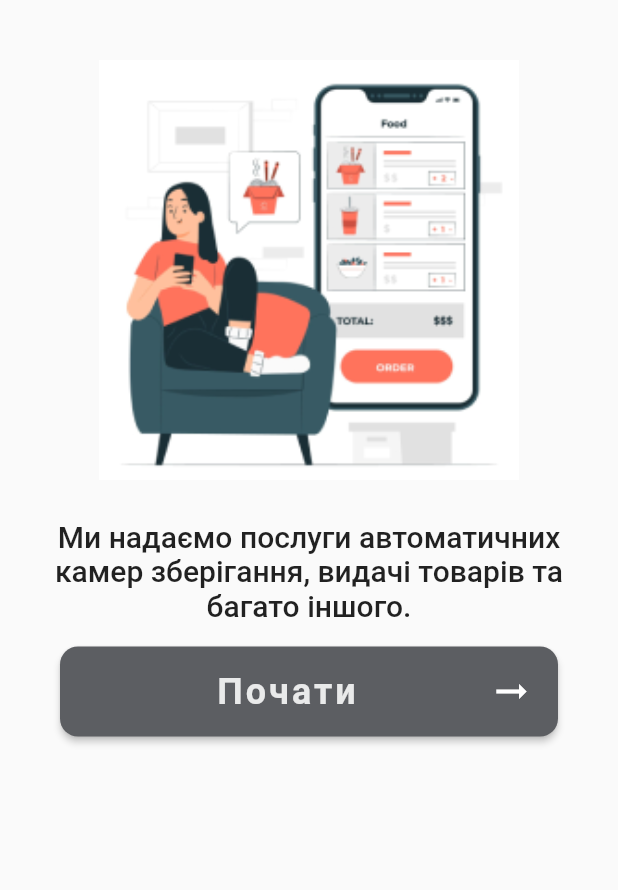
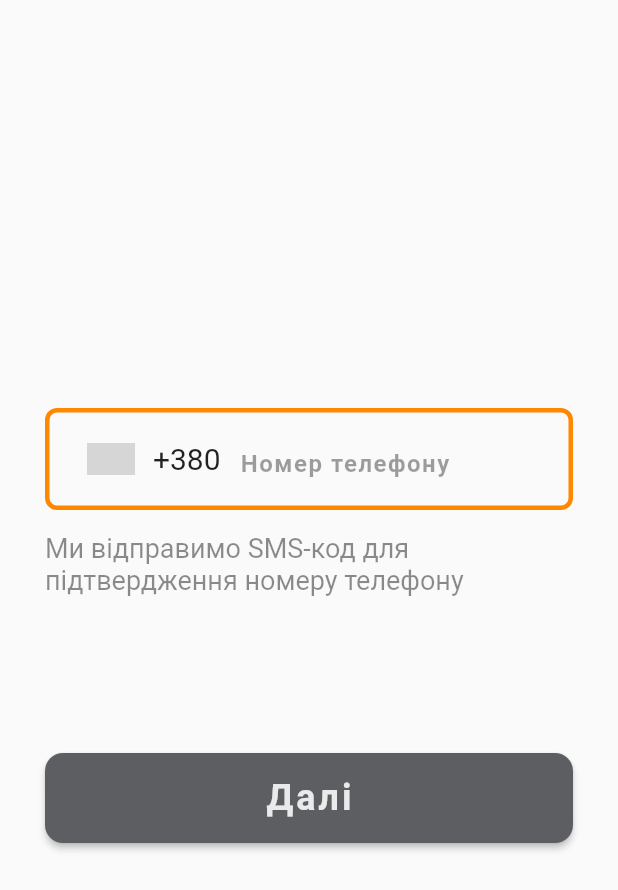
Before and after one commit to MVK-GROUP/webapp, a Flutter app: the screen it shows after launch, after a tap on "Почати", on a phone screen of 412 x 824 dp. Shown: the top 890 px of the screen. Run offline on Flutter 3.47's test engine with Material 2 defaults, Android fonts, the phone set to English and light mode, and no system bars; drawn by our look-alikes of intl_phone_number_input; grey boxes are pictures that could not be loaded.

Commit message:
Add AuthScreen and OtpScreen

```diff
--- a/lib/app.dart
+++ b/lib/app.dart
@@ -1,15 +1,21 @@
 import 'package:flutter/material.dart';
 
 import 'screens/welcome_screen.dart';
+import 'screens/auth_screen.dart';
+import 'screens/otp_screen.dart';
 
 class App extends StatelessWidget {
   const App({Key? key}) : super(key: key);
 
   @override
   Widget build(BuildContext context) {
-    return const MaterialApp(
+    return MaterialApp(
       title: 'MVK APP',
-      home: WelcomeScreen(),
+      home: const WelcomeScreen(),
+      routes: {
+        AuthScreen.routeName: (ctx) => const AuthScreen(),
+        OtpScreen.routeName: (ctx) => const OtpScreen(),
+      },
     );
   }
 }
--- a/lib/colors.dart
+++ b/lib/colors.dart
@@ -1,3 +1,4 @@
 import 'package:flutter/material.dart';
 
 const mainColor = Color(0xFF5C5E62);
+const secondaryColor = Color(0xFFFF8800);
--- /dev/null
+++ b/lib/screens/auth_screen.dart
@@ -0,0 +1,120 @@
+import 'package:flutter/material.dart';
+import 'package:intl_phone_number_input/intl_phone_number_input.dart';
+import '../widgets/main_button.dart';
+import 'otp_screen.dart';
+import '../colors.dart';
+
+class AuthScreen extends StatelessWidget {
+  static const routeName = '/auth';
+
+  const AuthScreen({Key? key}) : super(key: key);
+
+  @override
+  Widget build(BuildContext context) {
+    return const Scaffold(
+      body: AuthBody(),
+    );
+  }
+}
+
+class AuthBody extends StatefulWidget {
+  const AuthBody({Key? key}) : super(key: key);
+
+  @override
+  State<AuthBody> createState() => _AuthBodyState();
+}
+
+class _AuthBodyState extends State<AuthBody> {
+  final GlobalKey<FormState> formKey = GlobalKey<FormState>();
+
+  final TextEditingController controller = TextEditingController();
+  String initialCountry = 'UA';
+  PhoneNumber number = PhoneNumber(isoCode: 'UA');
+
+  @override
+  Widget build(BuildContext context) {
+    return Form(
+      key: formKey,
+      child: Column(
+        mainAxisAlignment: MainAxisAlignment.center,
+        children: <Widget>[
+          Container(
+            margin: const EdgeInsets.symmetric(horizontal: 30, vertical: 10),
+            child: InternationalPhoneNumberInput(
+              inputDecoration: InputDecoration(
+                  hintText: 'Номер телефону',
+                  hintStyle: const TextStyle(
+                      fontSize: 16,
+                      fontWeight: FontWeight.bold,
+                      letterSpacing: 1,
+                      color: Colors.black38),
+                  border: const OutlineInputBorder(),
+                  enabledBorder: OutlineInputBorder(
+                      borderRadius: BorderRadius.circular(8),
+                      borderSide:
+                          const BorderSide(color: secondaryColor, width: 3))),
+              onInputChanged: (PhoneNumber number) {},
+              validator: (value) {
+                if (value == null || value.isEmpty || value.length < 6) {
+                  return 'Некоректний номер телефону';
+                }
+                return null;
+              },
+              textStyle: const TextStyle(fontSize: 24, letterSpacing: 1.5),
+              selectorTextStyle: const TextStyle(fontSize: 20),
+              selectorConfig: const SelectorConfig(
+                setSelectorButtonAsPrefixIcon: true,
+                leadingPadding: 20,
+                selectorType: PhoneInputSelectorType.BOTTOM_SHEET,
+              ),
+              ignoreBlank: false,
+              autoValidateMode: AutovalidateMode.disabled,
+              initialValue: number,
+              formatInput: false,
+              textFieldController: controller,
+              keyboardType: const TextInputType.numberWithOptions(
+                  signed: true, decimal: true),
+            ),
+          ),
+          Container(
+            child: const Text(
+              'Ми відправимо SMS-код для підтвердження номеру телефону',
+              style: TextStyle(fontSize: 18, color: Colors.black45),
+            ),
+            margin: const EdgeInsets.symmetric(horizontal: 30, vertical: 5),
+          ),
+          const SizedBox(
+            height: 100,
+          ),
+          MainButton(
+            text: 'Далі',
+            onButtonPress: () {
+              if (!formKey.currentState!.validate()) {
+                return;
+              }
+              formKey.currentState!.save();
+
+              Navigator.of(context).pushNamed(OtpScreen.routeName);
+            },
+            mHorizontalInset: 30,
+          ),
+        ],
+      ),
+    );
+  }
+
+  void getPhoneNumber(String phoneNumber) async {
+    PhoneNumber number =
+        await PhoneNumber.getRegionInfoFromPhoneNumber(phoneNumber, 'US');
+
+    setState(() {
+      this.number = number;
+    });
+  }
+
+  @override
+  void dispose() {
+    controller.dispose();
+    super.dispose();
+  }
+}
--- a/lib/screens/welcome_screen.dart
+++ b/lib/screens/welcome_screen.dart
@@ -1,6 +1,7 @@
 import 'package:flutter/material.dart';
 import '../widgets/image_banner.dart';
 import '../widgets/main_button.dart';
+import 'auth_screen.dart';
 
 class WelcomeScreen extends StatelessWidget {
   static const routeName = '/welcome';
@@ -36,7 +37,7 @@ class WelcomeScreen extends StatelessWidget {
               text: 'Почати',
               icon: Icons.arrow_right_alt,
               iconLocation: IconLocation.right,
-              onButtonPress: nextScreen,
+              onButtonPress: () => nextScreen(context),
             ),
           ),
         ],
@@ -44,5 +45,7 @@ class WelcomeScreen extends StatelessWidget {
     );
   }
 
-  void nextScreen() {}
+  void nextScreen(BuildContext context) {
+    Navigator.of(context).pushReplacementNamed(AuthScreen.routeName);
+  }
 }
--- a/lib/widgets/main_button.dart
+++ b/lib/widgets/main_button.dart
@@ -11,6 +11,7 @@ class MainButton extends StatelessWidget {
   final IconData? icon;
   final IconLocation iconLocation;
   final VoidCallback onButtonPress;
+  final double mHorizontalInset;
 
   const MainButton({
     Key? key,
@@ -18,11 +19,14 @@ class MainButton extends StatelessWidget {
     this.icon,
     this.iconLocation = IconLocation.left,
     required this.onButtonPress,
+    this.mHorizontalInset = 0,
   }) : super(key: key);
 
   @override
   Widget build(BuildContext context) {
-    return ElevatedButton(
+    return Container(
+      margin: EdgeInsets.symmetric(horizontal: mHorizontalInset),
+      child: ElevatedButton(
         onPressed: onButtonPress,
         style: ButtonStyle(
           elevation: MaterialStateProperty.all(2),
@@ -49,6 +53,7 @@ class MainButton extends StatelessWidget {
             if (icon != null && iconLocation == IconLocation.right) buildIcon(),
           ],
         ),
+      ),
     );
   }
 
--- a/pubspec.yaml
+++ b/pubspec.yaml
@@ -34,6 +34,7 @@ dependencies:
   # The following adds the Cupertino Icons font to your application.
   # Use with the CupertinoIcons class for iOS style icons.
   cupertino_icons: ^1.0.2
+  intl_phone_number_input: ^0.7.0+2
 
 dev_dependencies:
   flutter_test:
```
Also changed, not shown: lib/screens/otp_screen.dart (added, +118 -0 lines), lib/widgets/test_otp.dart (added, +442 -0 lines), pubspec.lock. Lines whose indentation alone changed are shown as unchanged.
